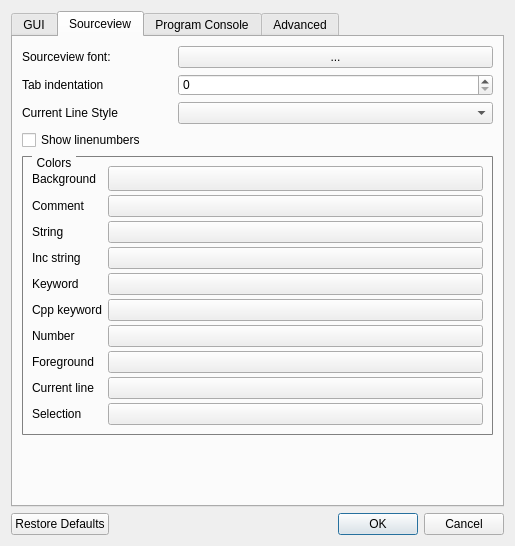
Above: src/settingsdialog.ui from jhn98032/gede before the change. Below: the same form after it.
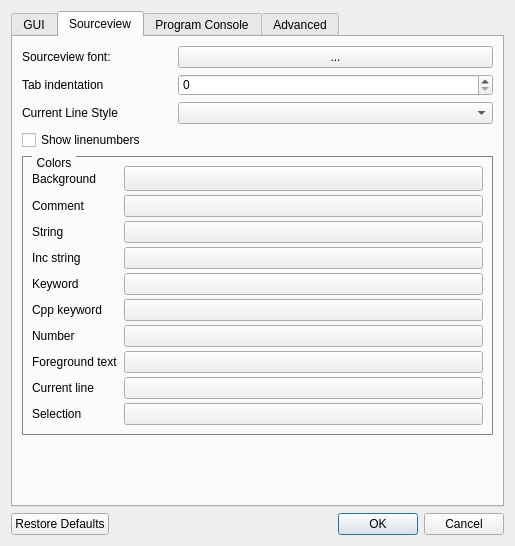
That is the form after the change. The open tabs and pages were chosen to show the change. Custom widgets are drawn as their Qt base class.

Commit message: Changed text from "Foreground" to "Foreground text"

Diff of the .ui file:
```diff
--- a/src/settingsdialog.ui
+++ b/src/settingsdialog.ui
@@ -413,7 +413,7 @@
           <item row="7" column="0">
            <widget class="QLabel" name="label_13">
             <property name="text">
-             <string>Foreground</string>
+             <string>Foreground text</string>
             </property>
            </widget>
           </item>
```
